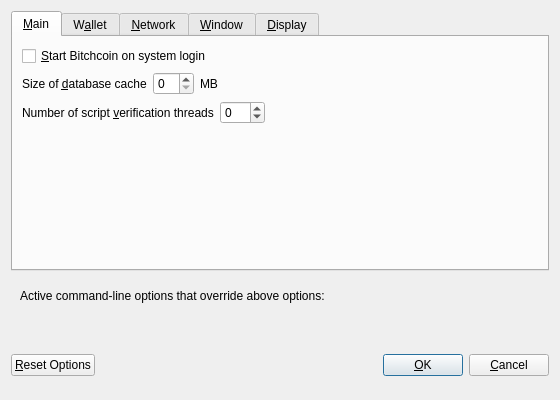
This is src/qt/forms/optionsdialog.ui in envycointeam/envycoin as Qt 5 draws it before an edit. The edited form follows.
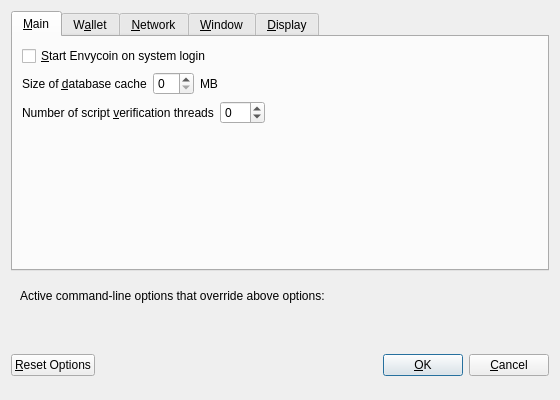
This is the edited form. Custom widgets are drawn as their Qt base class.

```diff
--- a/src/qt/forms/optionsdialog.ui
+++ b/src/qt/forms/optionsdialog.ui
@@ -33,7 +33,7 @@
           <string>Automatically start Bitchcoin after logging in to the system.</string>
          </property>
          <property name="text">
-          <string>&amp;Start Bitchcoin on system login</string>
+          <string>&amp;Start Envycoin on system login</string>
          </property>
         </widget>
        </item>
```
Left out of the diff: 10 changed lines with no effect on the pictures.
